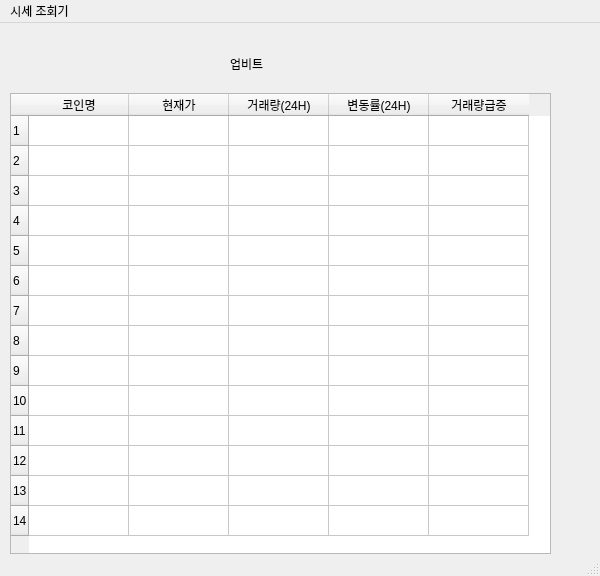
The window that view3.ui (kimyoon-young/auto-trading-basic) describes before a commit, drawn with Qt 5.
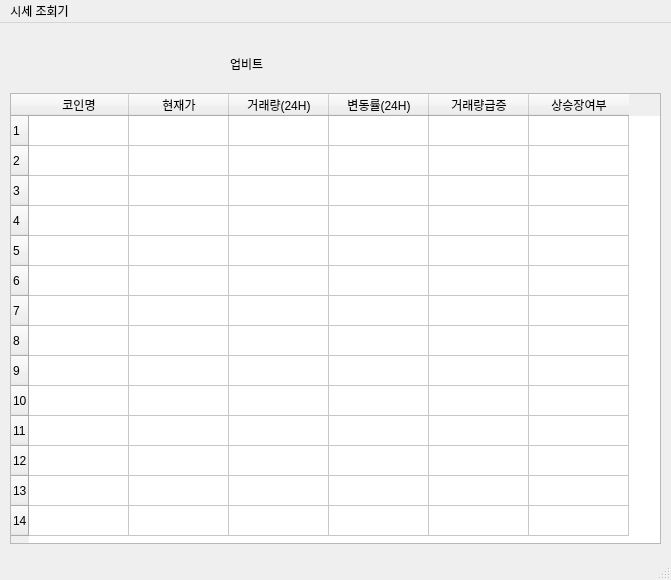
The same window after the commit.

Commit message: upbit check price func added

```diff
--- a/view3.ui
+++ b/view3.ui
@@ -6,8 +6,8 @@
    <rect>
     <x>0</x>
     <y>0</y>
-    <width>600</width>
-    <height>576</height>
+    <width>671</width>
+    <height>580</height>
    </rect>
   </property>
   <property name="windowTitle">
@@ -19,8 +19,8 @@
      <rect>
       <x>10</x>
       <y>70</y>
-      <width>541</width>
-      <height>461</height>
+      <width>651</width>
+      <height>451</height>
      </rect>
     </property>
     <row>
@@ -125,6 +125,11 @@
       <string>거래량급증</string>
      </property>
     </column>
+    <column>
+     <property name="text">
+      <string>상승장여부</string>
+     </property>
+    </column>
    </widget>
    <widget class="QLabel" name="label">
     <property name="geometry">
@@ -145,7 +150,7 @@
     <rect>
      <x>0</x>
      <y>0</y>
-     <width>600</width>
+     <width>671</width>
      <height>31</height>
     </rect>
    </property>
```
The commit also changes 1 other file.
